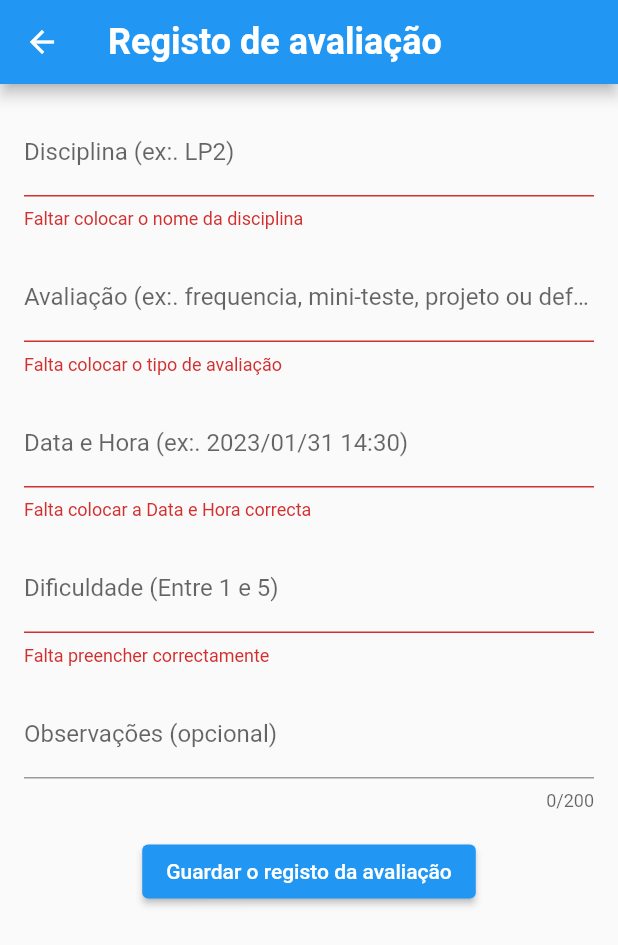
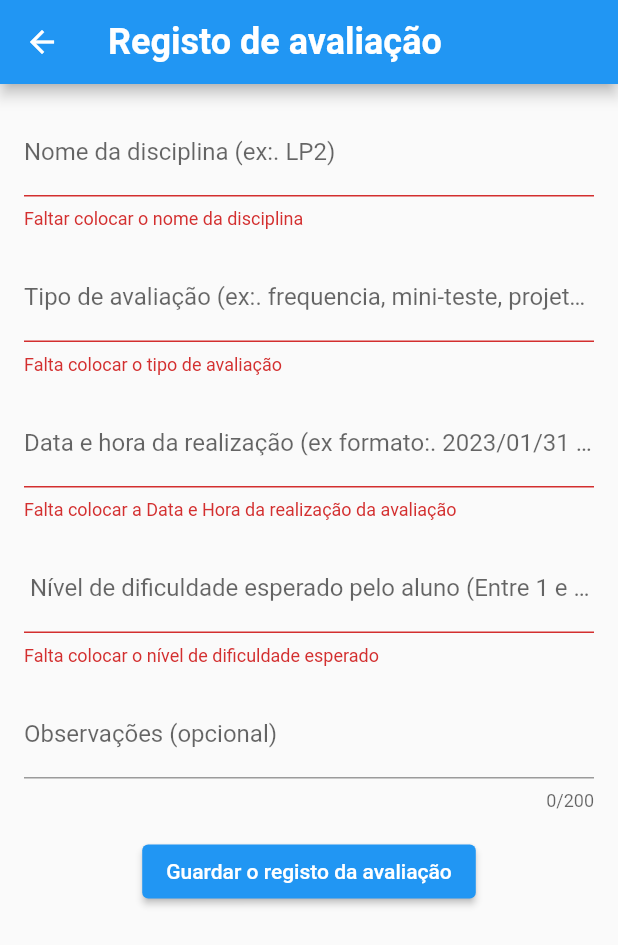
Before and after one commit to a22003420/iquechumbei_app, a Flutter app: the Registo screen opened directly, after a tap on "Guardar o registo da avaliação", on a phone screen of 412 x 824 dp. Shown: the top 945 px of the screen. Run offline on Flutter 3.47's test engine with Material 2 defaults, Android fonts, the phone set to English and light mode, and no system bars; our stand-ins replace shared_preferences; accounts and stored records are empty.

Commit message:
Commit_02

```diff
--- a/lib/registo.dart
+++ b/lib/registo.dart
@@ -110,7 +110,7 @@ class _RegistoState extends State<Registo> {
                   TextFormField(
                     controller: _disciplinaController,
                     decoration: InputDecoration(
-                      labelText: 'Disciplina (ex:. LP2)',
+                      labelText: 'Nome da disciplina (ex:. LP2)',
                     ),
                     validator: (value) {
                       if (value!.isEmpty) {
@@ -124,7 +124,7 @@ class _RegistoState extends State<Registo> {
                     controller: _avaliacaoController,
                     decoration: InputDecoration(
                       labelText:
-                          'Avaliação (ex:. frequencia, mini-teste, projeto ou defesa)',
+                          'Tipo de avaliação (ex:. frequencia, mini-teste, projeto ou defesa)',
                     ),
                     keyboardType: TextInputType.text,
                     validator: (value) {
@@ -148,7 +148,7 @@ class _RegistoState extends State<Registo> {
                   TextFormField(
                     controller: _dataHoraController,
                     decoration: InputDecoration(
-                      labelText: 'Data e Hora (ex:. 2023/01/31 14:30)',
+                      labelText: 'Data e hora da realização (ex formato:. 2023/01/31 14:30)',
                     ),
                     onTap: () async {
                       DateTime? pickedDate = await showDatePicker(
@@ -170,34 +170,60 @@ class _RegistoState extends State<Registo> {
                             pickedTime.hour,
                             pickedTime.minute,
                           );
-                          String formattedDate =
-                              "${pickedDateTime.year}/${pickedDateTime.month}/${pickedDateTime.day} ${pickedDateTime.hour}:${pickedDateTime.minute}";
-                          _dataHoraController.text = formattedDate;
+
+                          // data e hora igual ou posterior à atual - Validação
+                          if (pickedDateTime.isAtSameMomentAs(DateTime.now()) || pickedDateTime.isAfter(DateTime.now())) {
+                            String formattedDate =
+                                "${pickedDateTime.year}/${pickedDateTime.month}/${pickedDateTime.day} ${pickedDateTime.hour}:${pickedDateTime.minute}";
+                            _dataHoraController.text = formattedDate;
+                          } else {
+                            showDialog(
+                              context: context,
+                              builder: (BuildContext context) {
+                                return AlertDialog(
+                                  title: Text('Data e hora inválidas'),
+                                  content: Text('Seleccione uma data e hora posterior ou igual à atual.'),
+                                  actions: [
+                                    TextButton(
+                                      onPressed: () => Navigator.pop(context),
+                                      child: Text('OK'),
+                                    ),
+                                  ],
+                                );
+                              },
+                            );
+                          }
                         }
                       }
                     },
                     validator: (value) {
                       if (value!.isEmpty) {
-                        return 'Falta colocar a Data e Hora correcta';
+                        return 'Falta colocar a Data e Hora da realização da avaliação';
                       }
                       return null;
                     },
                   ),
+
                   SizedBox(height: 16),
                   TextFormField(
                     controller: _dificuldadeController,
                     decoration: InputDecoration(
-                      labelText: 'Dificuldade (Entre 1 e 5)',
+                      labelText: ' Nível de dificuldade esperado pelo aluno (Entre 1 e 5)',
                     ),
                     keyboardType: TextInputType.number,
                     validator: (value) {
-                      if (value!.isEmpty) {
-                        return 'Falta preencher correctamente';
+                      if (value == null || value.isEmpty) {
+                        return 'Falta colocar o nível de dificuldade esperado';
                       }
+
+                      if (int.tryParse(value) == null) {
+                        return 'Por favor, insira um número válido';
+                      }
+
                       List<int> dificuldadeRange = [1, 2, 3, 4, 5];
 
                       if (!dificuldadeRange.contains(int.parse(value))) {
-                        return 'Dificuldade inválida. Por favor, seleccione um valor entre 1 e 5';
+                        return 'Dificuldade inválida. Por favor, insira um valor entre 1 e 5';
                       }
 
                       return null;
```
Also changed, not shown: lib/lista.dart (+35 -3 lines), lib/listadetalhes.dart (+10 -5 lines).
